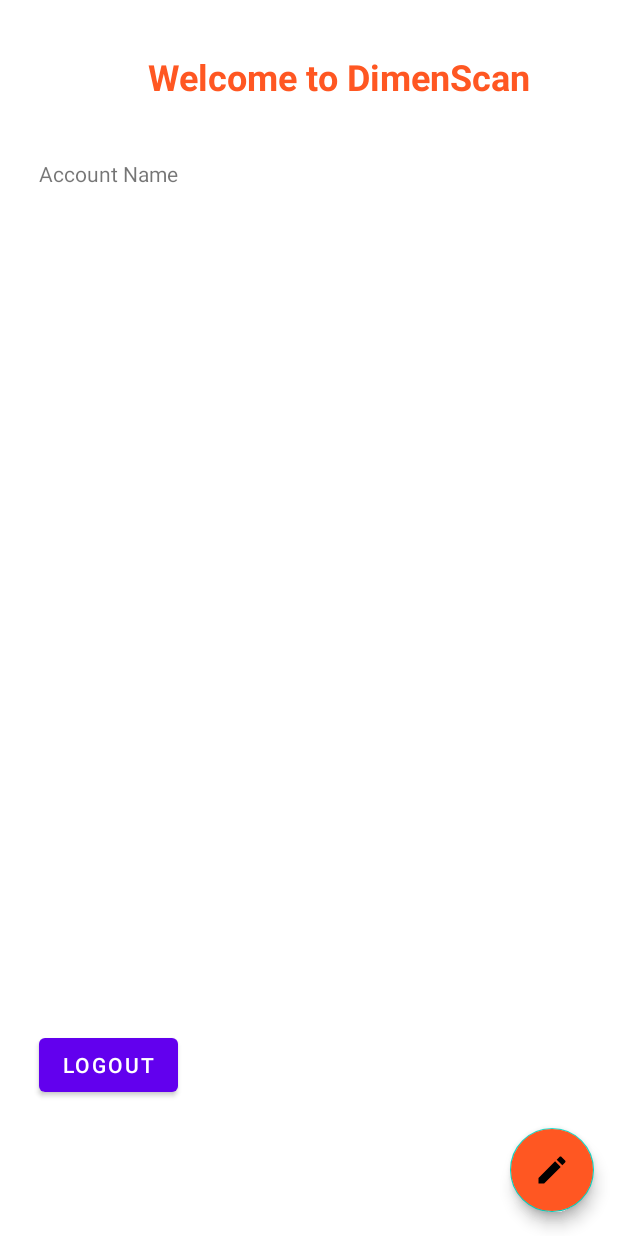
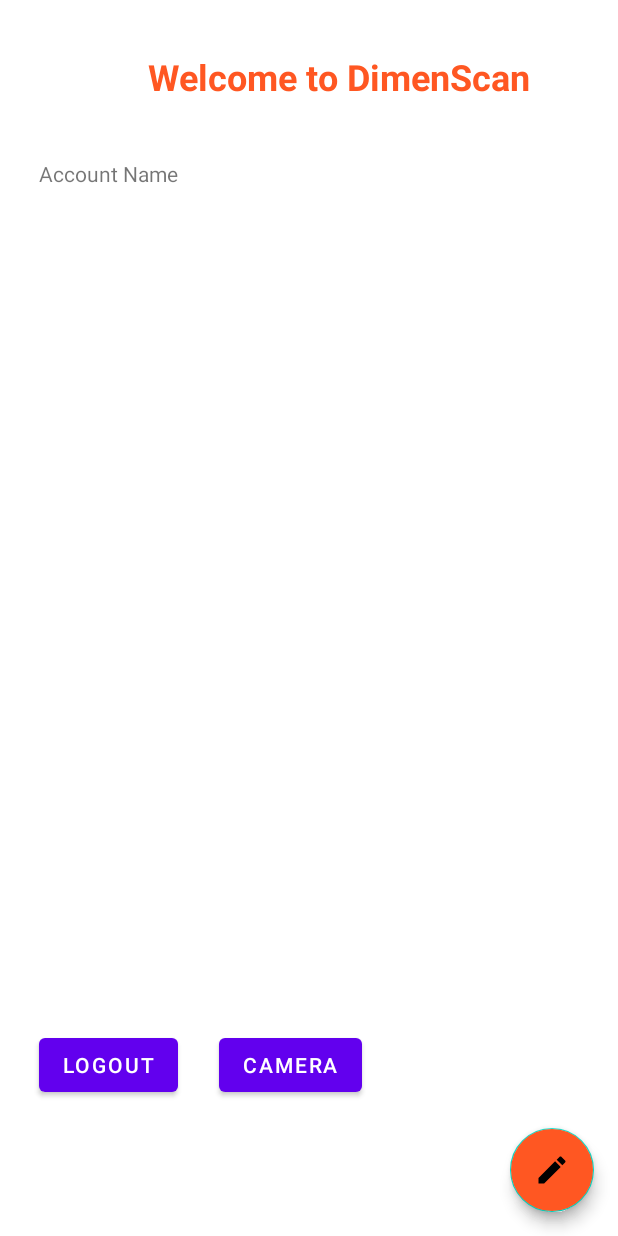
Before and after one commit to BrianParlon/Dimenscan, an Android app: the Profile screen opened directly, with no data from a screen before it, on a phone screen of 412 x 824 dp. Run offline under Robolectric (Android 15) with nearby library versions, the light colour scheme and no system bars; our stand-ins replace Firebase (no records; nobody signed in at launch, a user with empty details on screens opened directly).

Commit message:
Camera Functionality Added

```diff
--- a/app/src/main/java/com/example/dimenscan/Profile.java
+++ b/app/src/main/java/com/example/dimenscan/Profile.java
@@ -5,8 +5,10 @@
 
 import android.content.Intent;
 import android.os.Bundle;
+import android.provider.MediaStore;
 import android.view.View;
 import android.widget.Button;
+import android.widget.ImageView;
 import android.widget.TextView;
 import android.widget.Toast;
 
@@ -28,11 +30,13 @@
     private String userId;
     private FloatingActionButton f1,f2,f3;
     private Boolean isOpen=false;
-
+     Button btnPicture;
+     ImageView imageView;
     @Override
     protected void onCreate(Bundle savedInstanceState) {
         super.onCreate(savedInstanceState);
         setContentView(R.layout.activity_profile);
+
 
         f1 =findViewById(R.id.floatingActionButton);
         f2 =findViewById(R.id.floatingActionButton2);
@@ -48,11 +52,15 @@
             }
         });
 
+    btnPicture = (Button) findViewById(R.id.camera);
+    btnPicture.setOnClickListener(this);
+
+
         user = FirebaseAuth.getInstance().getCurrentUser();
         reference  = FirebaseDatabase.getInstance().getReference("users");
         userId = user.getUid();
 
-        final TextView accName =(TextView) findViewById(R.id.textView2);
+        TextView accName =(TextView) findViewById(R.id.textView2);
         reference.child(userId).addListenerForSingleValueEvent(new ValueEventListener() {
             @Override
             public void onDataChange(@NonNull DataSnapshot snapshot) {
@@ -98,6 +106,27 @@
                 startActivity(new Intent(this, MainActivity.class));
                 break;
 
+            case R.id.camera:
+                camera();
+                Toast.makeText(this, "button pressed", Toast.LENGTH_SHORT).show();
+                break;
         }
     }
+
+    private void camera() {
+
+        btnPicture.setOnClickListener(new View.OnClickListener() {
+            @Override
+            public void onClick(View view) {
+                try {
+                    Intent intent = new Intent();
+                    intent.setAction(MediaStore.ACTION_IMAGE_CAPTURE);
+                    startActivity(intent);
+                }catch (Exception e){
+                    e.printStackTrace();
+                }
+
+            }
+        });
+    }
 }
--- a/app/src/main/res/layout/activity_profile.xml
+++ b/app/src/main/res/layout/activity_profile.xml
@@ -35,6 +35,18 @@
         app:layout_constraintTop_toTopOf="parent"
         app:layout_constraintVertical_bias="0.884" />
 
+
+    <Button
+        android:id="@+id/camera"
+        android:layout_width="wrap_content"
+        android:layout_height="wrap_content"
+        android:text="camera"
+        app:layout_constraintBottom_toBottomOf="parent"
+        app:layout_constraintEnd_toEndOf="parent"
+        app:layout_constraintHorizontal_bias="0.462"
+        app:layout_constraintStart_toStartOf="parent"
+        app:layout_constraintTop_toTopOf="parent"
+        app:layout_constraintVertical_bias="0.884" />
 
     <TextView
         android:id="@+id/textView"
```
